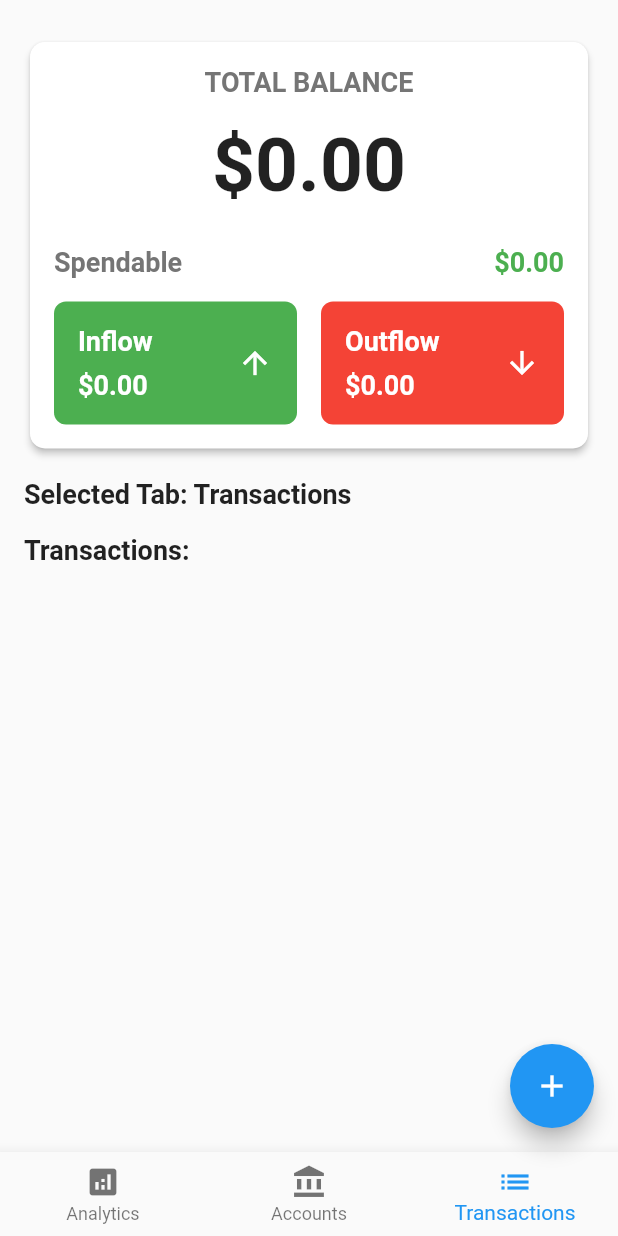
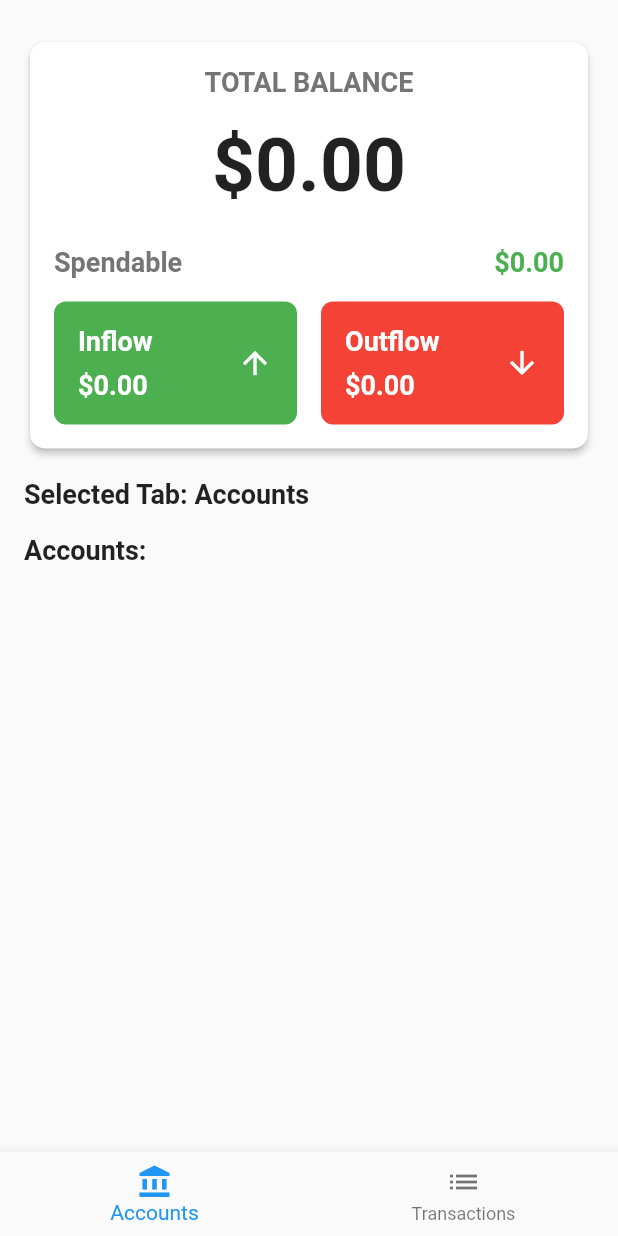
Before and after one commit to rpyncierto/AllowancePal, a Flutter app: the DashboardPage screen opened directly, on a phone screen of 412 x 824 dp. Run offline on Flutter 3.47's test engine with Material 2 defaults, Android fonts, the light colour scheme and no system bars; our stand-ins replace firebase_core, shared_preferences; accounts and stored records are empty.

Commit message:
feat: removed analytics tab

```diff
--- a/lib/screens/tracker/dashboard_page.dart
+++ b/lib/screens/tracker/dashboard_page.dart
@@ -11,9 +11,9 @@ class DashboardPage extends StatefulWidget {
 }
 
 class _DashboardPageState extends State<DashboardPage> {
-  int _selectedIndex = 2; // Index of the selected tab
+  int _selectedIndex = 0; // Index of the selected tab
 
-  List<String> tabNames = ['Analytics', 'Accounts', 'Transactions'];
+  List<String> tabNames = ['Accounts', 'Transactions'];
   List<Account> accounts = [];
   List<Transaction> transactions = [];
 
@@ -248,7 +248,7 @@ class _DashboardPageState extends State<DashboardPage> {
                   fontWeight: FontWeight.bold,
                 ),
               ),
-              if (_selectedIndex == 1) ...[
+              if (_selectedIndex == 0) ...[
                 const SizedBox(height: 16.0),
                 Text(
                   'Accounts:',
@@ -298,7 +298,7 @@ class _DashboardPageState extends State<DashboardPage> {
                   ),
                 ),
               ],
-              if (_selectedIndex == 2) ...[
+              if (_selectedIndex == 1) ...[
                 const SizedBox(height: 16.0),
                 Text(
                   'Transactions:',
@@ -348,40 +348,40 @@ class _DashboardPageState extends State<DashboardPage> {
                   ),
                 ),
               ],
-              if (_selectedIndex == 0) ...[
-                const SizedBox(height: 16.0),
-                Text(
-                  'Analytics:',
-                  style: TextStyle(
-                    fontSize: 18.0,
-                    fontWeight: FontWeight.bold,
-                  ),
-                ),
-                const SizedBox(height: 8.0),
-                Card(
-                  elevation: 2.0,
-                  shape: RoundedRectangleBorder(
-                    borderRadius: BorderRadius.circular(10.0),
-                  ),
-                  child: Padding(
-                    padding: const EdgeInsets.all(16.0),
-                    child: Column(
-                      crossAxisAlignment: CrossAxisAlignment.start,
-                      children: [
-                        Text(
-                          'Expense vs. Income',
-                          style: TextStyle(
-                            fontSize: 18.0,
-                            fontWeight: FontWeight.bold,
-                          ),
-                        ),
-                        const SizedBox(height: 16.0),
-                        // _buildExpenseIncomeChart(),
-                      ],
-                    ),
-                  ),
-                ),
-              ],
+              // if (_selectedIndex == 0) ...[
+              //   const SizedBox(height: 16.0),
+              //   Text(
+              //     'Analytics:',
+              //     style: TextStyle(
+              //       fontSize: 18.0,
+              //       fontWeight: FontWeight.bold,
+              //     ),
+              //   ),
+              //   const SizedBox(height: 8.0),
+              //   Card(
+              //     elevation: 2.0,
+              //     shape: RoundedRectangleBorder(
+              //       borderRadius: BorderRadius.circular(10.0),
+              //     ),
+              //     child: Padding(
+              //       padding: const EdgeInsets.all(16.0),
+              //       child: Column(
+              //         crossAxisAlignment: CrossAxisAlignment.start,
+              //         children: [
+              //           Text(
+              //             'Expense vs. Income',
+              //             style: TextStyle(
+              //               fontSize: 18.0,
+              //               fontWeight: FontWeight.bold,
+              //             ),
+              //           ),
+              //           const SizedBox(height: 16.0),
+              //           // _buildExpenseIncomeChart(),
+              //         ],
+              //       ),
+              //     ),
+              //   ),
+              // ],
             ],
           ),
         ),
@@ -390,10 +390,10 @@ class _DashboardPageState extends State<DashboardPage> {
         currentIndex: _selectedIndex,
         onTap: _onTabTapped,
         items: const [
-          BottomNavigationBarItem(
-            icon: Icon(Icons.analytics),
-            label: 'Analytics',
-          ),
+          // BottomNavigationBarItem(
+          //   icon: Icon(Icons.analytics),
+          //   label: 'Analytics',
+          // ),
           BottomNavigationBarItem(
             icon: Icon(Icons.account_balance),
             label: 'Accounts',
```
